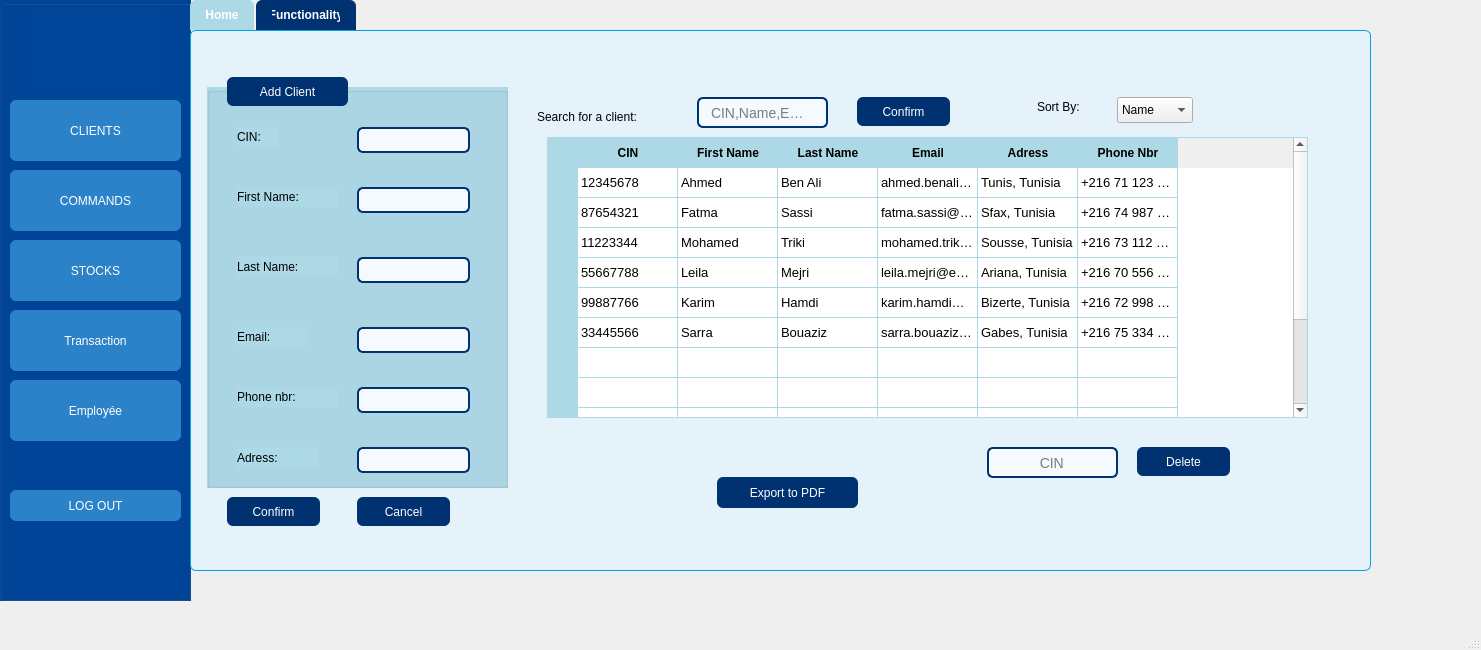
First picture: the form in mainwindow.ui, repository Esprit-UP-Algo/projetpcc-2a26-voltshop, before the edit.
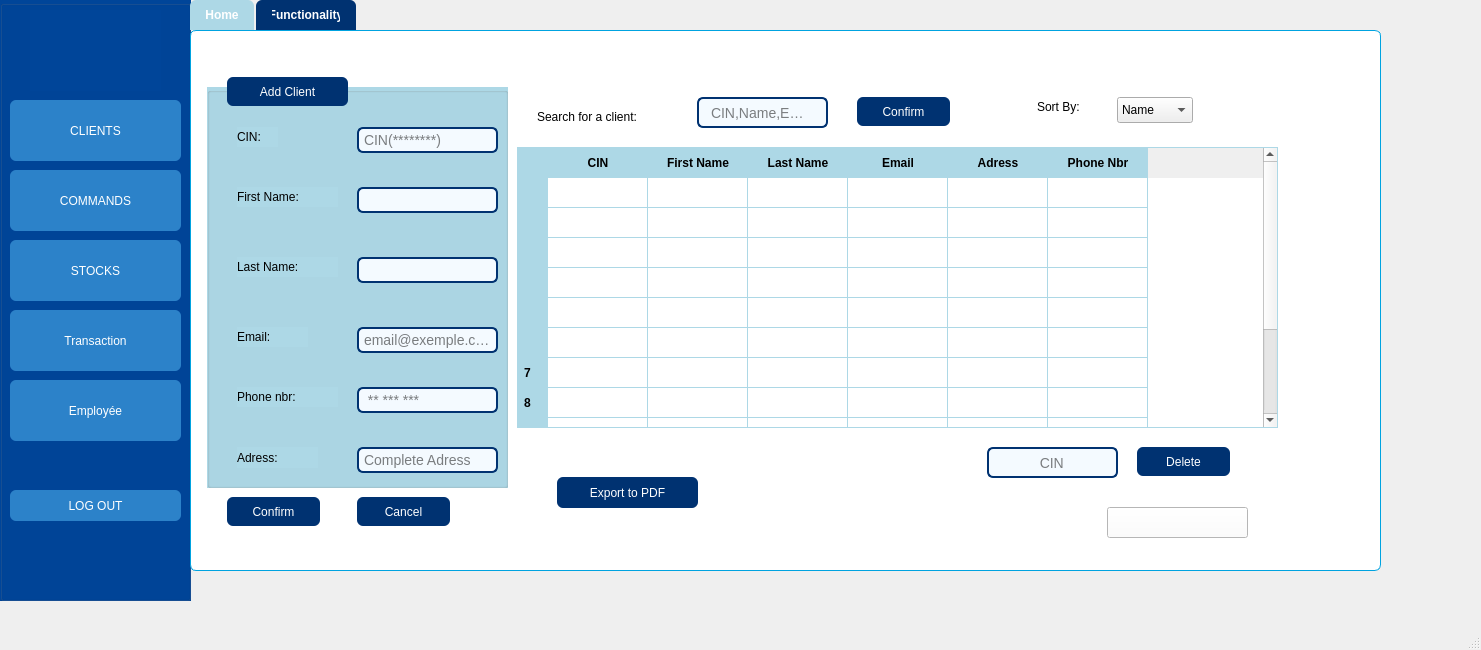
Second picture: the form after the edit. The open tabs and pages were chosen to show the change. Icons and pictures are not drawn.

Diff of the .ui file:
```diff
--- a/mainwindow.ui
+++ b/mainwindow.ui
@@ -354,14 +354,14 @@
        <rect>
         <x>0</x>
         <y>150</y>
-        <width>1181</width>
+        <width>1191</width>
         <height>571</height>
        </rect>
       </property>
       <property name="styleSheet">
        <string notr="true">QTabWidget::pane {
     border: 1px solid #00A3E0;
-    background: #E6F2FA;
+    background:white;
     border-radius: 6px;
     padding: 6px;
 }
@@ -518,7 +518,7 @@
           <rect>
            <x>150</x>
            <y>40</y>
-           <width>113</width>
+           <width>141</width>
            <height>26</height>
           </rect>
          </property>
@@ -537,13 +537,16 @@
     background-color: #ffffff;
 }</string>
          </property>
+         <property name="placeholderText">
+          <string>CIN(********)</string>
+         </property>
         </widget>
         <widget class="QLineEdit" name="c_lname">
          <property name="geometry">
           <rect>
            <x>150</x>
            <y>170</y>
-           <width>113</width>
+           <width>141</width>
            <height>26</height>
           </rect>
          </property>
@@ -568,7 +571,7 @@
           <rect>
            <x>150</x>
            <y>240</y>
-           <width>113</width>
+           <width>141</width>
            <height>26</height>
           </rect>
          </property>
@@ -587,13 +590,16 @@
     background-color: #ffffff;
 }</string>
          </property>
+         <property name="placeholderText">
+          <string>email@exemple.com</string>
+         </property>
         </widget>
         <widget class="QLineEdit" name="c_phone">
          <property name="geometry">
           <rect>
            <x>150</x>
            <y>300</y>
-           <width>113</width>
+           <width>141</width>
            <height>26</height>
           </rect>
          </property>
@@ -612,13 +618,16 @@
     background-color: #ffffff;
 }</string>
          </property>
+         <property name="placeholderText">
+          <string> ** *** ***</string>
+         </property>
         </widget>
         <widget class="QLineEdit" name="c_adress">
          <property name="geometry">
           <rect>
            <x>150</x>
            <y>360</y>
-           <width>113</width>
+           <width>141</width>
            <height>26</height>
           </rect>
          </property>
@@ -637,13 +646,16 @@
     background-color: #ffffff;
 }</string>
          </property>
+         <property name="placeholderText">
+          <string>Complete Adress</string>
+         </property>
         </widget>
         <widget class="QLineEdit" name="c_fname">
          <property name="geometry">
           <rect>
            <x>150</x>
            <y>100</y>
-           <width>113</width>
+           <width>141</width>
            <height>26</height>
           </rect>
          </property>
@@ -715,8 +727,8 @@
        <widget class="QTableWidget" name="tab_Client">
         <property name="geometry">
          <rect>
-          <x>350</x>
-          <y>100</y>
+          <x>320</x>
+          <y>110</y>
           <width>761</width>
           <height>281</height>
          </rect>
@@ -815,182 +827,182 @@
         </column>
         <item row="0" column="0">
          <property name="text">
-          <string>12345678</string>
+          <string/>
          </property>
         </item>
         <item row="0" column="1">
          <property name="text">
-          <string>Ahmed</string>
+          <string/>
          </property>
         </item>
         <item row="0" column="2">
          <property name="text">
-          <string>Ben Ali</string>
+          <string/>
          </property>
         </item>
         <item row="0" column="3">
          <property name="text">
-          <string>ahmed.benali@email.com</string>
+          <string/>
          </property>
         </item>
         <item row="0" column="4">
          <property name="text">
-          <string>Tunis, Tunisia</string>
+          <string/>
          </property>
         </item>
         <item row="0" column="5">
          <property name="text">
-          <string>+216 71 123 456</string>
+          <string/>
          </property>
         </item>
         <item row="1" column="0">
          <property name="text">
-          <string>87654321</string>
+          <string/>
          </property>
         </item>
         <item row="1" column="1">
          <property name="text">
-          <string>Fatma</string>
+          <string/>
          </property>
         </item>
         <item row="1" column="2">
          <property name="text">
-          <string>Sassi</string>
+          <string/>
          </property>
         </item>
         <item row="1" column="3">
          <property name="text">
-          <string>fatma.sassi@email.com</string>
+          <string/>
          </property>
         </item>
         <item row="1" column="4">
          <property name="text">
-          <string>Sfax, Tunisia</string>
+          <string/>
          </property>
         </item>
         <item row="1" column="5">
          <property name="text">
-          <string>+216 74 987 654</string>
+          <string/>
          </property>
         </item>
         <item row="2" column="0">
          <property name="text">
-          <string>11223344</string>
+          <string/>
          </property>
         </item>
         <item row="2" column="1">
          <property name="text">
-          <string>Mohamed</string>
+          <string/>
          </property>
         </item>
         <item row="2" column="2">
          <property name="text">
-          <string>Triki</string>
+          <string/>
          </property>
         </item>
         <item row="2" column="3">
          <property name="text">
-          <string>mohamed.triki@email.com</string>
+          <string/>
          </property>
         </item>
         <item row="2" column="4">
          <property name="text">
-          <string>Sousse, Tunisia</string>
+          <string/>
          </property>
         </item>
         <item row="2" column="5">
          <property name="text">
-          <string>+216 73 112 233</string>
+          <string/>
          </property>
         </item>
         <item row="3" column="0">
          <property name="text">
-          <string>55667788</string>
+          <string/>
          </property>
         </item>
         <item row="3" column="1">
          <property name="text">
-          <string>Leila</string>
+          <string/>
          </property>
         </item>
         <item row="3" column="2">
          <property name="text">
-          <string>Mejri</string>
+          <string/>
          </property>
         </item>
         <item row="3" column="3">
          <property name="text">
-          <string>leila.mejri@email.com</string>
+          <string/>
          </property>
         </item>
         <item row="3" column="4">
          <property name="text">
-          <string>Ariana, Tunisia</string>
+          <string/>
          </property>
         </item>
         <item row="3" column="5">
          <property name="text">
-          <string>+216 70 556 677</string>
+          <string/>
          </property>
         </item>
         <item row="4" column="0">
          <property name="text">
-          <string>99887766</string>
+          <string/>
          </property>
         </item>
         <item row="4" column="1">
          <property name="text">
-          <string>Karim</string>
+          <string/>
          </property>
         </item>
         <item row="4" column="2">
          <property name="text">
-          <string>Hamdi</string>
+          <string/>
          </property>
         </item>
         <item row="4" column="3">
          <property name="text">
-          <string>karim.hamdi@email.com</string>
+          <string/>
          </property>
         </item>
         <item row="4" column="4">
          <property name="text">
-          <string>Bizerte, Tunisia</string>
+          <string/>
          </property>
         </item>
         <item row="4" column="5">
          <property name="text">
-          <string>+216 72 998 877</string>
+          <string/>
          </property>
         </item>
         <item row="5" column="0">
          <property name="text">
-          <string>33445566</string>
+          <string/>
          </property>
         </item>
         <item row="5" column="1">
          <property name="text">
-          <string>Sarra</string>
+          <string/>
          </property>
         </item>
         <item row="5" column="2">
          <property name="text">
-          <string>Bouaziz</string>
+          <string/>
          </property>
         </item>
         <item row="5" column="3">
          <property name="text">
-          <string>sarra.bouaziz@email.com</string>
+          <string/>
          </property>
         </item>
         <item row="5" column="4">
          <property name="text">
-          <string>Gabes, Tunisia</string>
+          <string/>
          </property>
         </item>
         <item row="5" column="5">
          <property name="text">
-          <string>+216 75 334 455</string>
+          <string/>
          </property>
         </item>
        </widget>
@@ -1078,25 +1090,17 @@
        <widget class="QPushButton" name="pushButton_6">
         <property name="geometry">
          <rect>
-          <x>520</x>
-          <y>440</y>
+          <x>910</x>
+          <y>470</y>
           <width>141</width>
           <height>31</height>
          </rect>
         </property>
         <property name="styleSheet">
-         <string notr="true">QPushButton {
-	font: 900 9pt &quot;Swis721 Blk BT&quot;;
-    background-color: #003271;
-    color: white;
-    border-radius: 6px;
-    padding: 6px 12px;
-}
-QPushButton:hover { background-color: #004599; }
-QPushButton:pressed { background-color: #002050; }</string>
+         <string notr="true">background-color: rgb(255, 255, 255);</string>
         </property>
         <property name="text">
-         <string>Export to PDF</string>
+         <string/>
         </property>
        </widget>
        <widget class="QPushButton" name="pushButton">
@@ -1194,234 +1198,6 @@
          <bool>true</bool>
         </property>
        </widget>
-       <widget class="QPushButton" name="pushButton_10">
-        <property name="geometry">
-         <rect>
-          <x>350</x>
-          <y>140</y>
-          <width>31</width>
-          <height>31</height>
-         </rect>
-        </property>
-        <property name="toolTip">
-         <string>Edit this client</string>
-        </property>
-        <property name="styleSheet">
-         <string notr="true">QPushButton {
-    background-color: rgb(173, 216, 230);
-    border-radius: 10px;
-    padding: 8px;
-    font-weight: bold;
-    color: black;
-    font-size: 12px;
-}
-
-QPushButton:hover {
-    background-color: rgb(135, 206, 250); /* un bleu un peu plus clair */
-}
-
-QPushButton:pressed {
-    background-color: rgb(100, 149, 237); /* un bleu un peu plus foncé */
-}
-</string>
-        </property>
-        <property name="text">
-         <string/>
-        </property>
-        <property name="icon">
-         <iconset theme="QIcon::ThemeIcon::MailMessageNew"/>
-        </property>
-       </widget>
-       <widget class="QPushButton" name="pushButton_11">
-        <property name="geometry">
-         <rect>
-          <x>350</x>
-          <y>180</y>
-          <width>31</width>
-          <height>31</height>
-         </rect>
-        </property>
-        <property name="toolTip">
-         <string>Edit this client</string>
-        </property>
-        <property name="styleSheet">
-         <string notr="true">QPushButton {
-    background-color: rgb(173, 216, 230);
-    border-radius: 10px;
-    padding: 8px;
-    font-weight: bold;
-    color: black;
-    font-size: 12px;
-}
-
-QPushButton:hover {
-    background-color: rgb(135, 206, 250); /* un bleu un peu plus clair */
-}
-
-QPushButton:pressed {
-    background-color: rgb(100, 149, 237); /* un bleu un peu plus foncé */
-}
-</string>
-        </property>
-        <property name="text">
-         <string/>
-        </property>
-        <property name="icon">
-         <iconset theme="QIcon::ThemeIcon::MailMessageNew"/>
-        </property>
-       </widget>
-       <widget class="QPushButton" name="pushButton_12">
-        <property name="geometry">
-         <rect>
-          <x>350</x>
-          <y>300</y>
-          <width>31</width>
-          <height>31</height>
-         </rect>
-        </property>
-        <property name="toolTip">
-         <string>Edit this client</string>
-        </property>
-        <property name="styleSheet">
-         <string notr="true">QPushButton {
-    background-color: rgb(173, 216, 230);
-    border-radius: 10px;
-    padding: 8px;
-    font-weight: bold;
-    color: black;
-    font-size: 12px;
-}
-
-QPushButton:hover {
-    background-color: rgb(135, 206, 250); /* un bleu un peu plus clair */
-}
-
-QPushButton:pressed {
-    background-color: rgb(100, 149, 237); /* un bleu un peu plus foncé */
-}
-</string>
-        </property>
-        <property name="text">
-         <string/>
-        </property>
-        <property name="icon">
-         <iconset theme="QIcon::ThemeIcon::MailMessageNew"/>
-        </property>
-       </widget>
-       <widget class="QPushButton" name="pushButton_13">
-        <property name="geometry">
-         <rect>
-          <x>350</x>
-          <y>260</y>
-          <width>31</width>
-          <height>31</height>
-         </rect>
-        </property>
-        <property name="toolTip">
-         <string>Edit this client</string>
-        </property>
-        <property name="styleSheet">
-         <string notr="true">QPushButton {
-    background-color: rgb(173, 216, 230);
-    border-radius: 10px;
-    padding: 8px;
-    font-weight: bold;
-    color: black;
-    font-size: 12px;
-}
-
-QPushButton:hover {
-    background-color: rgb(135, 206, 250); /* un bleu un peu plus clair */
-}
-
-QPushButton:pressed {
-    background-color: rgb(100, 149, 237); /* un bleu un peu plus foncé */
-}
-</string>
-        </property>
-        <property name="text">
-         <string/>
-        </property>
-        <property name="icon">
-         <iconset theme="QIcon::ThemeIcon::MailMessageNew"/>
-        </property>
-       </widget>
-       <widget class="QPushButton" name="pushButton_14">
-        <property name="geometry">
-         <rect>
-          <x>350</x>
-          <y>220</y>
-          <width>31</width>
-          <height>31</height>
-         </rect>
-        </property>
-        <property name="toolTip">
-         <string>Edit this client</string>
-        </property>
-        <property name="styleSheet">
-         <string notr="true">QPushButton {
-    background-color: rgb(173, 216, 230);
-    border-radius: 10px;
-    padding: 8px;
-    font-weight: bold;
-    color: black;
-    font-size: 12px;
-}
-
-QPushButton:hover {
-    background-color: rgb(135, 206, 250); /* un bleu un peu plus clair */
-}
-
-QPushButton:pressed {
-    background-color: rgb(100, 149, 237); /* un bleu un peu plus foncé */
-}
-</string>
-        </property>
-        <property name="text">
-         <string/>
-        </property>
-        <property name="icon">
-         <iconset theme="QIcon::ThemeIcon::MailMessageNew"/>
-        </property>
-       </widget>
-       <widget class="QPushButton" name="pushButton_15">
-        <property name="geometry">
-         <rect>
-          <x>350</x>
-          <y>330</y>
-          <width>31</width>
-          <height>31</height>
-         </rect>
-        </property>
-        <property name="toolTip">
-         <string>Edit this client</string>
-        </property>
-        <property name="styleSheet">
-         <string notr="true">QPushButton {
-    background-color: rgb(173, 216, 230);
-    border-radius: 10px;
-    padding: 8px;
-    font-weight: bold;
-    color: black;
-    font-size: 12px;
-}
-
-QPushButton:hover {
-    background-color: rgb(135, 206, 250); /* un bleu un peu plus clair */
-}
-
-QPushButton:pressed {
-    background-color: rgb(100, 149, 237); /* un bleu un peu plus foncé */
-}
-</string>
-        </property>
-        <property name="text">
-         <string/>
-        </property>
-        <property name="icon">
-         <iconset theme="QIcon::ThemeIcon::MailMessageNew"/>
-        </property>
-       </widget>
        <widget class="QLineEdit" name="c_Line_rech">
         <property name="geometry">
          <rect>
@@ -1450,6 +1226,45 @@
          <string>          CIN</string>
         </property>
        </widget>
+       <widget class="QPushButton" name="pushButton_8">
+        <property name="geometry">
+         <rect>
+          <x>360</x>
+          <y>440</y>
+          <width>141</width>
+          <height>31</height>
+         </rect>
+        </property>
+        <property name="styleSheet">
+         <string notr="true">QPushButton {
+	font: 900 9pt &quot;Swis721 Blk BT&quot;;
+    background-color: #003271;
+    color: white;
+    border-radius: 6px;
+    padding: 6px 12px;
+}
+QPushButton:hover { background-color: #004599; }
+QPushButton:pressed { background-color: #002050; }</string>
+        </property>
+        <property name="text">
+         <string>Export to PDF</string>
+        </property>
+       </widget>
+       <zorder>pushButton_6</zorder>
+       <zorder>groupBox</zorder>
+       <zorder>c_confirm</zorder>
+       <zorder>c_delete</zorder>
+       <zorder>tab_Client</zorder>
+       <zorder>sort</zorder>
+       <zorder>label_7</zorder>
+       <zorder>label_8</zorder>
+       <zorder>pushButton_4</zorder>
+       <zorder>pushButton</zorder>
+       <zorder>c_DEL</zorder>
+       <zorder>rech</zorder>
+       <zorder>PDF</zorder>
+       <zorder>c_Line_rech</zorder>
+       <zorder>pushButton_8</zorder>
       </widget>
       <widget class="QWidget" name="tab_2">
        <attribute name="title">
```
Left out of the diff: 686 changed lines with no effect on the pictures.
